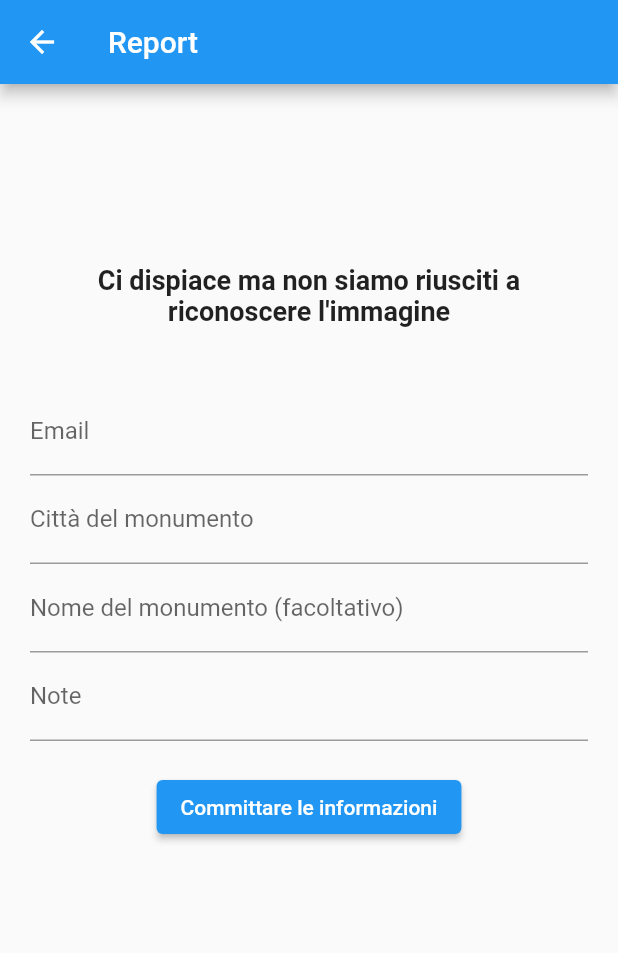
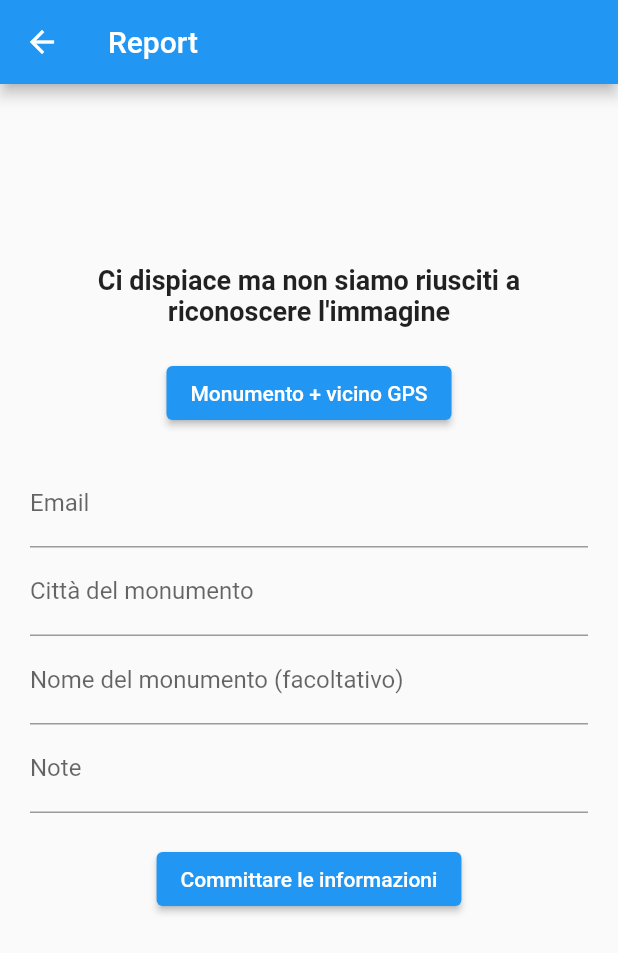
Before and after one commit to mCiccone23/monureg-, a Flutter app: the Report screen opened directly with empty values, on a phone screen of 412 x 824 dp. Shown: the top 953 px of the screen. Run offline on Flutter 3.47's test engine with Material 2 defaults, Android fonts, the light colour scheme and no system bars; our stand-ins replace email_validator, firebase_core, firebase_storage, geolocator, google_maps_flutter, image_picker and 2 more; missing offline and left inert: dart:ffi, geolocator_platform_interface, google_vision, mongo_dart, network_info_plus; accounts and stored records are empty; network calls fail; project files that could hold a hidden picture were left out.

Commit message:
tutto ok

```diff
--- a/lib/page/AddPhoto.dart
+++ b/lib/page/AddPhoto.dart
@@ -31,7 +31,7 @@ class _AddPhotoState extends State<AddPhoto> {
   String _descrizione = '';
   double? _latitudine = 41;
   double? _longitudine = 16;
-   String ip = '192.168.1.56';
+   String ip = '172.29.37.4';
 
   void _getCurrentLocation() async {
     try {
@@ -93,8 +93,7 @@ class _AddPhotoState extends State<AddPhoto> {
     );
     final apiUrl = 'http://${ip}:105//vision/landmarks';
     final response = await http.post(Uri.parse(apiUrl), headers: {'Content-Type': 'application/json'}, body: jsonEncode({'image': imagePath, 'latitudine': latitudine, 'longitudine': longitudine, 'tipo': 1}));
-    Reference referenceRoot = FirebaseStorage.instance.ref();
-    Reference referenceDirMon = referenceRoot.child('images');
+
 
     if (response.statusCode == 200) {
       Navigator.of(this.context).pop();
--- a/lib/page/Report.dart
+++ b/lib/page/Report.dart
@@ -50,7 +50,7 @@ class _ReportState extends State<Report> {
   String _descrizione = '';
   double? _latitudine = 0;
   double? _longitudine = 0;
-  String ip = '192.168.1.56';
+  String ip = '172.29.37.4';
 
 
 
@@ -87,7 +87,7 @@ class _ReportState extends State<Report> {
   void apriDartFile(BuildContext context) {
     Navigator.push(
       context,
-     PageRouteBuilder(pageBuilder: (context, animation, secondaryAnimation) => MonumentView(url: _image, descrizione: _descrizione, monumento: _monumento,),
+     PageRouteBuilder(pageBuilder: (context, animation, secondaryAnimation) => MonumentView(url: image, descrizione: _descrizione, monumento: _monumento,),
      transitionsBuilder: (context, animation, secondaryAnimation, child) {
       return child;
     },
@@ -129,10 +129,9 @@ class _ReportState extends State<Report> {
       return Center(child: CircularProgressIndicator());
       }
     );
+
     final apiUrl = 'http://${ip}:105//vision/landmarks';
     final response = await http.post(Uri.parse(apiUrl), headers: {'Content-Type': 'application/json'}, body: jsonEncode({'image': imagePath, 'latitudine': latitudine, 'longitudine': longitudine, 'tipo': 2}));
-    Reference referenceRoot = FirebaseStorage.instance.ref();
-    Reference referenceDirMon = referenceRoot.child('images');
 
     if (response.statusCode == 200) {
       Navigator.of(this.context).pop();
@@ -201,6 +200,11 @@ class _ReportState extends State<Report> {
     }
   }
 
+  void initState() {
+    super.initState();
+    _getCurrentLocation();
+  }
+
   @override
   Widget build(BuildContext context) {
     return Scaffold(
@@ -239,7 +243,7 @@ class _ReportState extends State<Report> {
                     ),
                   ),
                   SizedBox(height: 20),
-                  /*ElevatedButton(
+                  ElevatedButton(
                     onPressed: () {
                       _getCurrentLocation();
             fetchLandmarks(url, _latitudine!, _longitudine!)
@@ -257,7 +261,7 @@ class _ReportState extends State<Report> {
               });
                     },
                     child: Text('Monumento + vicino GPS'),
-                  ),*/
+                  ),
                   SizedBox(height: 20),
                   TextFormField(
                     controller: _emailController,
```
